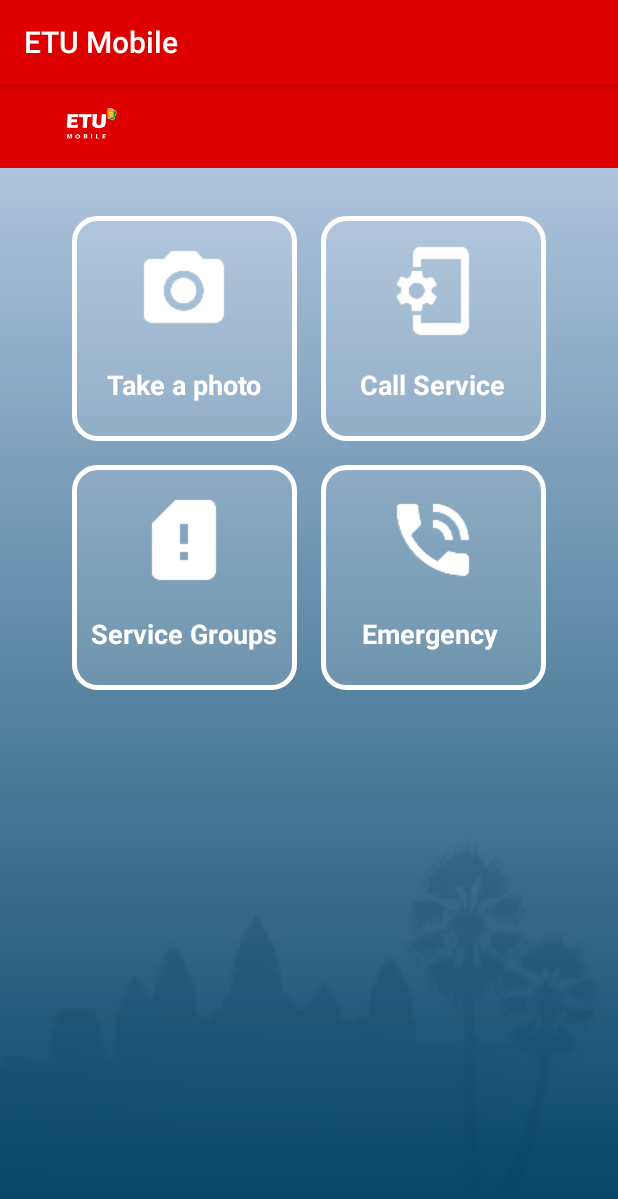
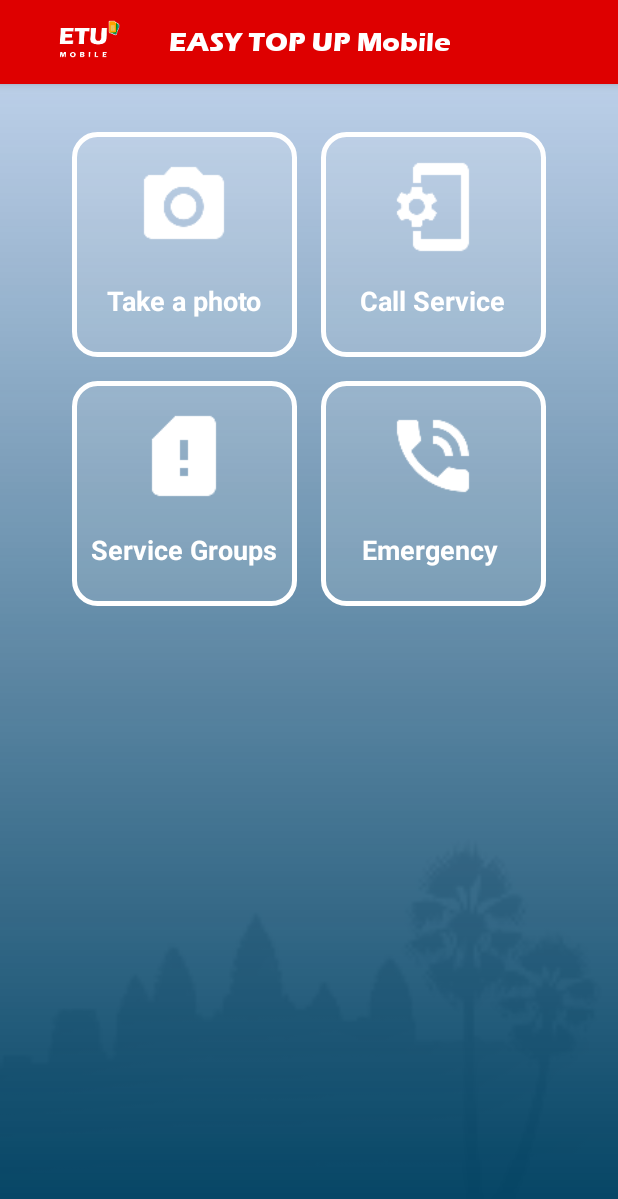
Before and after one commit to iengphogit/EasyTopUp2, an Android app: the MainActivity screen opened directly, with no data from a screen before it, on a phone screen of 412 x 824 dp. Shown: the top 1199 px of the screen. Run offline under Robolectric (Android 15) with nearby library versions, the phone set to English and light mode, and no system bars.

```diff
--- a/app/src/main/java/ocr/avaboy/com/CRUDItemActivity.java
+++ b/app/src/main/java/ocr/avaboy/com/CRUDItemActivity.java
@@ -11,6 +11,7 @@ import android.os.Bundle;
 import android.support.annotation.NonNull;
 import android.support.v4.app.ActivityCompat;
 import android.support.v7.app.AppCompatActivity;
+import android.view.LayoutInflater;
 import android.view.View;
 import android.widget.Button;
 import android.widget.EditText;
@@ -37,6 +38,14 @@ public class CRUDItemActivity extends AppCompatActivity implements View.OnClickL
     protected void onCreate(Bundle savedInstanceState) {
         super.onCreate(savedInstanceState);
         setContentView(R.layout.activity_cruditem);
+
+        if (getSupportActionBar() != null){
+            View actionBar = LayoutInflater.from(this).inflate(R.layout.custom_action_bar,null, false);
+            getSupportActionBar().setCustomView(actionBar);
+            getSupportActionBar().setDisplayShowCustomEnabled(true);
+
+        }
+
         sqLiteHelper = new SQLiteHelper(this,"phieDB",null,1);
 
         nameEdt = findViewById(R.id.crud_name);
--- a/app/src/main/java/ocr/avaboy/com/MainActivity.java
+++ b/app/src/main/java/ocr/avaboy/com/MainActivity.java
@@ -12,6 +12,7 @@ import android.support.design.widget.Snackbar;
 import android.support.v4.app.ActivityCompat;
 import android.support.v4.content.ContextCompat;
 import android.support.v7.app.AppCompatActivity;
+import android.view.LayoutInflater;
 import android.view.View;
 
 public class MainActivity extends AppCompatActivity {
@@ -23,6 +24,14 @@ public class MainActivity extends AppCompatActivity {
     protected void onCreate(Bundle savedInstanceState) {
         super.onCreate(savedInstanceState);
         setContentView(R.layout.activity_main);
+
+
+        if (getSupportActionBar() != null){
+            View actionBar = LayoutInflater.from(this).inflate(R.layout.custom_action_bar,null, false);
+            getSupportActionBar().setCustomView(actionBar);
+            getSupportActionBar().setDisplayShowCustomEnabled(true);
+
+        }
 
         rootView = findViewById(R.id.root_view);
 
--- a/app/src/main/java/ocr/avaboy/com/OcrActivity.java
+++ b/app/src/main/java/ocr/avaboy/com/OcrActivity.java
@@ -13,6 +13,7 @@ import android.support.v7.app.AppCompatActivity;
 import android.support.v7.widget.LinearLayoutManager;
 import android.support.v7.widget.RecyclerView;
 import android.util.SparseArray;
+import android.view.LayoutInflater;
 import android.view.SurfaceHolder;
 import android.view.SurfaceView;
 import android.view.View;
@@ -46,6 +47,15 @@ public class OcrActivity extends AppCompatActivity {
     protected void onCreate(Bundle savedInstanceState) {
         super.onCreate(savedInstanceState);
         setContentView(R.layout.activity_ocr);
+
+
+        if (getSupportActionBar() != null){
+            View actionBar = LayoutInflater.from(this).inflate(R.layout.custom_action_bar,null, false);
+            getSupportActionBar().setCustomView(actionBar);
+            getSupportActionBar().setDisplayShowCustomEnabled(true);
+
+        }
+
         sqLiteHelper = new SQLiteHelper(this, "phieDB", null, 1);
 
         mCameraView = findViewById(R.id.surfaceView);
--- a/app/src/main/res/layout/activity_main.xml
+++ b/app/src/main/res/layout/activity_main.xml
@@ -18,32 +18,6 @@
         android:layout_width="match_parent"
         android:layout_height="match_parent"
         android:orientation="vertical">
-
-
-        <RelativeLayout
-            android:layout_width="match_parent"
-            android:layout_height="wrap_content"
-            android:background="#DE0000">
-
-            <ImageView
-                android:layout_width="100dp"
-                android:layout_height="40dp"
-                android:layout_margin="8dp"
-                android:src="@mipmap/ic_launcher" />
-
-            <TextView
-                android:layout_width="wrap_content"
-                android:layout_height="100dp"
-                android:layout_alignParentRight="true"
-                android:layout_margin="8dp"
-                android:padding="8dp"
-                android:text="@string/easy_topup_kh"
-                android:textAlignment="center"
-                android:textColor="@android:color/white"
-                android:textSize="28sp"
-                android:textStyle="bold"
-                android:visibility="gone" />
-        </RelativeLayout>
 
 
         <ScrollView
```
